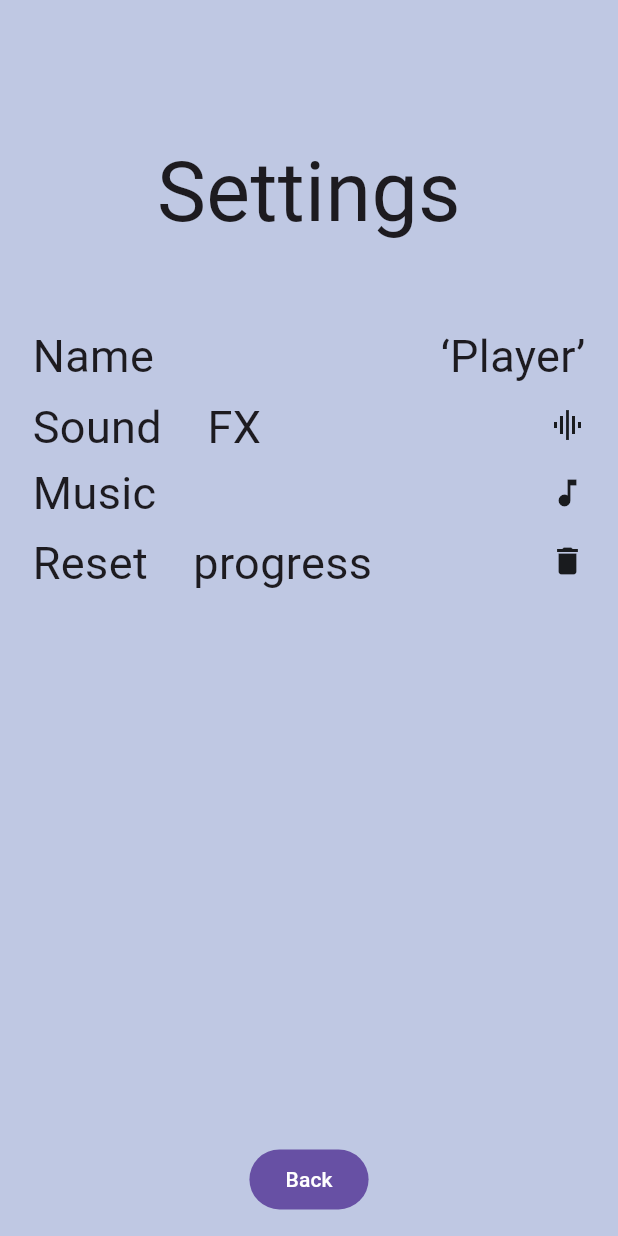
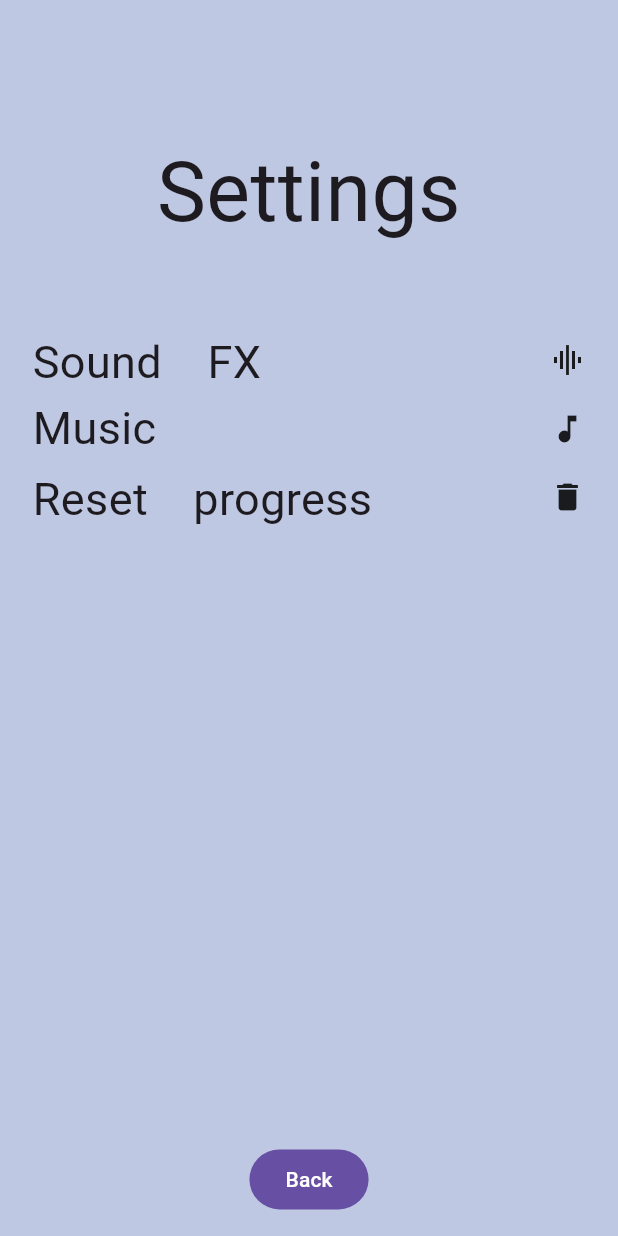
Before and after one commit to jiajun-seah/pack-it, a Flutter app: the SettingsScreen screen opened by its route, on a phone screen of 412 x 824 dp. Run offline on Flutter 3.47's test engine with Material 3 defaults, Android fonts, the phone set to English and light mode, and no system bars; our stand-ins replace audioplayers, go_router, google_fonts, shared_preferences; missing offline and left inert: flame, nes_ui; accounts and stored records are empty; Roboto replaces fonts that are missing (Permanent Marker).

Commit message:
remove change player name function

```diff
--- a/revival_realm/lib/settings/persistence/memory_settings_persistence.dart
+++ b/revival_realm/lib/settings/persistence/memory_settings_persistence.dart
@@ -22,9 +22,6 @@ class MemoryOnlySettingsPersistence implements SettingsPersistence {
   Future<bool> getMusicOn({required bool defaultValue}) async => musicOn;
 
   @override
-  Future<String> getPlayerName() async => playerName;
-
-  @override
   Future<bool> getSoundsOn({required bool defaultValue}) async => soundsOn;
 
   @override
@@ -34,8 +31,5 @@ class MemoryOnlySettingsPersistence implements SettingsPersistence {
   Future<void> saveMusicOn(bool value) async => musicOn = value;
 
   @override
-  Future<void> savePlayerName(String value) async => playerName = value;
-
-  @override
   Future<void> saveSoundsOn(bool value) async => soundsOn = value;
 }
--- a/revival_realm/lib/settings/persistence/settings_persistence.dart
+++ b/revival_realm/lib/settings/persistence/settings_persistence.dart
@@ -11,15 +11,11 @@ abstract class SettingsPersistence {
 
   Future<bool> getMusicOn({required bool defaultValue});
 
-  Future<String> getPlayerName();
-
   Future<bool> getSoundsOn({required bool defaultValue});
 
   Future<void> saveAudioOn(bool value);
 
   Future<void> saveMusicOn(bool value);
 
-  Future<void> savePlayerName(String value);
-
   Future<void> saveSoundsOn(bool value);
 }
--- a/revival_realm/lib/settings/settings.dart
+++ b/revival_realm/lib/settings/settings.dart
@@ -45,11 +45,6 @@ class SettingsController {
     _loadStateFromPersistence();
   }
 
-  void setPlayerName(String name) {
-    playerName.value = name;
-    _store.savePlayerName(playerName.value);
-  }
-
   void toggleAudioOn() {
     audioOn.value = !audioOn.value;
     _store.saveAudioOn(audioOn.value);
@@ -83,7 +78,6 @@ class SettingsController {
       _store
           .getMusicOn(defaultValue: true)
           .then((value) => musicOn.value = value),
-      _store.getPlayerName().then((value) => playerName.value = value),
     ]);
 
     _log.fine(() => 'Loaded settings: $loadedValues');
--- a/revival_realm/lib/settings/settings_screen.dart
+++ b/revival_realm/lib/settings/settings_screen.dart
@@ -10,7 +10,6 @@ import '../player_progress/player_progress.dart';
 import '../style/my_button.dart';
 import '../style/palette.dart';
 import '../style/responsive_screen.dart';
-import 'custom_name_dialog.dart';
 import 'settings.dart';
 
 class SettingsScreen extends StatelessWidget {
@@ -39,9 +38,6 @@ class SettingsScreen extends StatelessWidget {
               ),
             ),
             _gap,
-            const _NameChangeLine(
-              'Name',
-            ),
             ValueListenableBuilder<bool>(
               valueListenable: settings.soundsOn,
               builder: (context, soundsOn, child) => _SettingsLine(
@@ -84,47 +80,6 @@ class SettingsScreen extends StatelessWidget {
     );
   }
 }
-
-class _NameChangeLine extends StatelessWidget {
-  final String title;
-
-  const _NameChangeLine(this.title);
-
-  @override
-  Widget build(BuildContext context) {
-    final settings = context.watch<SettingsController>();
-
-    return InkResponse(
-      highlightShape: BoxShape.rectangle,
-      onTap: () => showCustomNameDialog(context),
-      child: Padding(
-        padding: const EdgeInsets.symmetric(horizontal: 8),
-        child: Row(
-          mainAxisAlignment: MainAxisAlignment.center,
-          children: [
-            Text(title,
-                style: const TextStyle(
-                  fontFamily: 'Permanent Marker',
-                  fontSize: 30,
-                )),
-            const Spacer(),
-            ValueListenableBuilder(
-              valueListenable: settings.playerName,
-              builder: (context, name, child) => Text(
-                '‘$name’',
-                style: const TextStyle(
-                  fontFamily: 'Permanent Marker',
-                  fontSize: 30,
-                ),
-              ),
-            ),
-          ],
-        ),
-      ),
-    );
-  }
-}
-
 class _SettingsLine extends StatelessWidget {
   final String title;
 
```
Also changed, not shown: revival_realm/lib/settings/custom_name_dialog.dart (deleted, +0 -76 lines), revival_realm/lib/settings/persistence/local_storage_settings_persistence.dart (+0 -12 lines).
